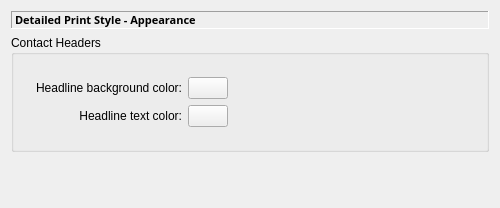
Above: kaddressbook/printing/ds_appearance.ui from KDE/kdepim before the change. Below: the same form after it.
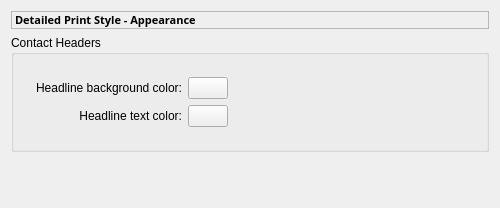
That is the form after the change. Custom widgets are drawn as their Qt base class.

Commit message:
Use QFrame::StyledPanel instead of QFrame::Panel
This ensure we get QStyle-compliant frames.

Patch:
```diff
--- a/kaddressbook/printing/ds_appearance.ui
+++ b/kaddressbook/printing/ds_appearance.ui
@@ -40,7 +40,7 @@
       </font>
      </property>
      <property name="frameShape">
-      <enum>QFrame::Panel</enum>
+      <enum>QFrame::StyledPanel</enum>
      </property>
      <property name="frameShadow">
       <enum>QFrame::Sunken</enum>
```
The commit also changes 7 other files.
